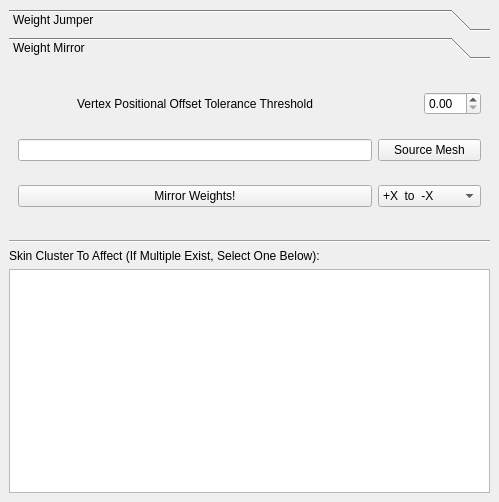
CzarOfTheUniverse/MayaPythonTools, file CMiller_WeightJumper/CMiller_WeightJumper.ui: the form before one commit.
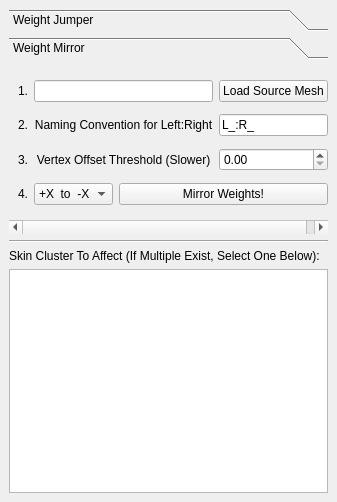
The form after the commit.

Commit message:
UI, Speed, Enhancements
Improved speed, revised UI, supports universal naming conventions

Diff of the .ui file:
```diff
--- a/CMiller_WeightJumper/CMiller_WeightJumper.ui
+++ b/CMiller_WeightJumper/CMiller_WeightJumper.ui
@@ -6,7 +6,7 @@
    <rect>
     <x>0</x>
     <y>0</y>
-    <width>499</width>
+    <width>337</width>
     <height>502</height>
    </rect>
   </property>
@@ -126,7 +126,7 @@
         <rect>
          <x>0</x>
          <y>0</y>
-         <width>481</width>
+         <width>319</width>
          <height>171</height>
         </rect>
        </property>
@@ -134,67 +134,35 @@
         <string>Weight Mirror</string>
        </attribute>
        <layout class="QGridLayout" name="gridLayout_2">
-        <item row="0" column="2">
-         <widget class="QDoubleSpinBox" name="tolerance_doubleSpinBox">
-          <property name="singleStep">
-           <double>0.010000000000000</double>
+        <item row="0" column="0">
+         <widget class="QLabel" name="label_5">
+          <property name="text">
+           <string>1.</string>
           </property>
          </widget>
         </item>
         <item row="1" column="0">
-         <widget class="QLineEdit" name="sourceMesh_lineEdit">
-          <property name="enabled">
-           <bool>true</bool>
-          </property>
-          <property name="mouseTracking">
-           <bool>false</bool>
-          </property>
-          <property name="focusPolicy">
-           <enum>Qt::StrongFocus</enum>
-          </property>
-         </widget>
-        </item>
-        <item row="1" column="1" colspan="2">
-         <widget class="QPushButton" name="loadSourceMesh_pushButton">
+         <widget class="QLabel" name="label_6">
           <property name="text">
-           <string>Source Mesh</string>
+           <string>2.</string>
           </property>
          </widget>
         </item>
-        <item row="0" column="1">
-         <spacer name="horizontalSpacer">
-          <property name="orientation">
-           <enum>Qt::Horizontal</enum>
-          </property>
-          <property name="sizeType">
-           <enum>QSizePolicy::Fixed</enum>
-          </property>
-          <property name="sizeHint" stdset="0">
-           <size>
-            <width>40</width>
-            <height>20</height>
-           </size>
-          </property>
-         </spacer>
-        </item>
-        <item row="0" column="0">
-         <widget class="QLabel" name="label_3">
+        <item row="2" column="0">
+         <widget class="QLabel" name="label_7">
           <property name="text">
-           <string>Vertex Positional Offset Tolerance Threshold</string>
-          </property>
-          <property name="alignment">
-           <set>Qt::AlignCenter</set>
+           <string>3.</string>
           </property>
          </widget>
         </item>
         <item row="3" column="0">
-         <widget class="QPushButton" name="mirrorWeights_pushButton">
+         <widget class="QLabel" name="label_8">
           <property name="text">
-           <string>Mirror Weights!</string>
+           <string>4.</string>
           </property>
          </widget>
         </item>
-        <item row="3" column="1" colspan="2">
+        <item row="3" column="1">
          <widget class="QComboBox" name="mirrorWeightsDir_comboBox">
           <item>
            <property name="text">
@@ -208,6 +176,103 @@
           </item>
          </widget>
         </item>
+        <item row="3" column="2" colspan="4">
+         <widget class="QPushButton" name="mirrorWeights_pushButton">
+          <property name="toolTip">
+           <string>Mirrors the weights using the selected options. **Undo is not currently supported.**</string>
+          </property>
+          <property name="text">
+           <string>Mirror Weights!</string>
+          </property>
+         </widget>
+        </item>
+        <item row="2" column="5">
+         <widget class="QDoubleSpinBox" name="tolerance_doubleSpinBox">
+          <property name="toolTip">
+           <string>If your mesh is slightly asymmetrical, you can increase this value to have source verts &quot;search&quot; around the mirrored location. Keep in mind this will cause the matching process to take longer.</string>
+          </property>
+          <property name="singleStep">
+           <double>0.010000000000000</double>
+          </property>
+         </widget>
+        </item>
+        <item row="1" column="5">
+         <widget class="QLineEdit" name="naming_lineEdit">
+          <property name="enabled">
+           <bool>true</bool>
+          </property>
+          <property name="mouseTracking">
+           <bool>false</bool>
+          </property>
+          <property name="focusPolicy">
+           <enum>Qt::StrongFocus</enum>
+          </property>
+          <property name="toolTip">
+           <string>Enter the identifier for each side, separated by a colon. Common examples are L_:R_, _l:_r, etc</string>
+          </property>
+          <property name="statusTip">
+           <string/>
+          </property>
+          <property name="whatsThis">
+           <string/>
+          </property>
+          <property name="text">
+           <string>L_:R_</string>
+          </property>
+         </widget>
+        </item>
+        <item row="1" column="1" colspan="4">
+         <widget class="QLabel" name="label_4">
+          <property name="toolTip">
+           <string>Enter the identifier for each side, separated by a colon. Common examples are L_:R_, _l:_r, etc</string>
+          </property>
+          <property name="text">
+           <string>Naming Convention for Left:Right</string>
+          </property>
+          <property name="alignment">
+           <set>Qt::AlignCenter</set>
+          </property>
+         </widget>
+        </item>
+        <item row="2" column="1" colspan="4">
+         <widget class="QLabel" name="label_3">
+          <property name="toolTip">
+           <string>If your mesh is slightly asymmetrical, you can increase this value to have source verts &quot;search&quot; around the mirrored location. Keep in mind this will cause the matching process to take longer.</string>
+          </property>
+          <property name="text">
+           <string>Vertex Offset Threshold (Slower)</string>
+          </property>
+          <property name="alignment">
+           <set>Qt::AlignCenter</set>
+          </property>
+         </widget>
+        </item>
+        <item row="0" column="5">
+         <widget class="QPushButton" name="loadSourceMesh_pushButton">
+          <property name="toolTip">
+           <string>Type the name or use the button to load the selected mesh as the source. Available skinClusters will appear below.</string>
+          </property>
+          <property name="text">
+           <string>Load Source Mesh</string>
+          </property>
+         </widget>
+        </item>
+        <item row="0" column="1" colspan="4">
+         <widget class="QLineEdit" name="sourceMesh_lineEdit">
+          <property name="enabled">
+           <bool>true</bool>
+          </property>
+          <property name="mouseTracking">
+           <bool>false</bool>
+          </property>
+          <property name="focusPolicy">
+           <enum>Qt::StrongFocus</enum>
+          </property>
+          <property name="toolTip">
+           <string>Type the name or use the button to load the selected mesh as the source. Available skinClusters will appear below.</string>
+          </property>
+         </widget>
+        </item>
        </layout>
       </widget>
      </widget>
```
Left out of the diff: 45 changed lines with no effect on the pictures. The commit also changes 1 other file.
